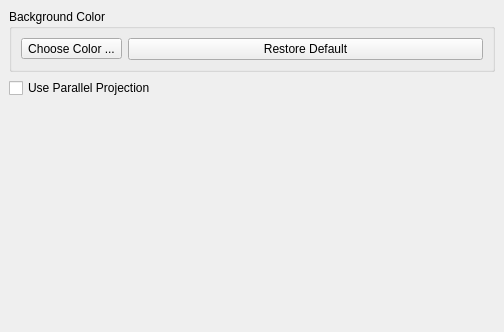
Before: the Qt Designer form Qt/Components/Resources/UI/pqRenderViewOptions.ui in Kitware/ParaView, drawn with Qt 5.
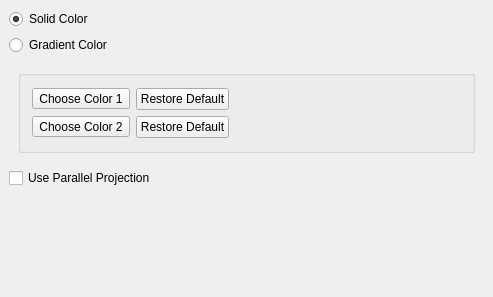
After: the same form once the commit is applied. The open tabs and pages were chosen to show the change. Custom widgets are drawn as their Qt base class.

Commit message: ENH: Added the option to use gradient background. BUG: Disabling gradient option when doing remote rendering as there are some issues with IceTRenderer that needs to be resolved. STYLE: Took out the dead code.

What changed in the file:
```diff
--- a/Qt/Components/Resources/UI/pqRenderViewOptions.ui
+++ b/Qt/Components/Resources/UI/pqRenderViewOptions.ui
@@ -6,8 +6,8 @@
    <rect>
     <x>0</x>
     <y>0</y>
-    <width>504</width>
-    <height>332</height>
+    <width>493</width>
+    <height>297</height>
    </rect>
   </property>
   <property name="windowTitle">
@@ -23,21 +23,210 @@
       <number>0</number>
      </property>
      <widget class="QWidget" name="General">
-      <layout class="QGridLayout">
-       <item row="2" column="0">
-        <spacer>
-         <property name="orientation">
-          <enum>Qt::Vertical</enum>
+      <layout class="QVBoxLayout" name="verticalLayout_2">
+       <item>
+        <layout class="QVBoxLayout" name="verticalLayout">
+         <item>
+          <widget class="QRadioButton" name="solidColor">
+           <property name="enabled">
+            <bool>true</bool>
+           </property>
+           <property name="acceptDrops">
+            <bool>false</bool>
+           </property>
+           <property name="autoFillBackground">
+            <bool>false</bool>
+           </property>
+           <property name="text">
+            <string>Solid Color</string>
+           </property>
+           <property name="checked">
+            <bool>true</bool>
+           </property>
+          </widget>
+         </item>
+         <item>
+          <widget class="QRadioButton" name="gradientColor">
+           <property name="enabled">
+            <bool>true</bool>
+           </property>
+           <property name="text">
+            <string>Gradient Color</string>
+           </property>
+          </widget>
+         </item>
+        </layout>
+       </item>
+       <item>
+        <widget class="QStackedWidget" name="stackedWidget2">
+         <property name="currentIndex">
+          <number>0</number>
          </property>
-         <property name="sizeHint" stdset="0">
-          <size>
-           <width>20</width>
-           <height>40</height>
-          </size>
-         </property>
-        </spacer>
+         <widget class="QWidget" name="solidColorPage">
+          <layout class="QHBoxLayout" name="horizontalLayout_7">
+           <item>
+            <widget class="QGroupBox" name="groupBox">
+             <property name="title">
+              <string/>
+             </property>
+             <layout class="QHBoxLayout" name="horizontalLayout_2">
+              <item>
+               <layout class="QGridLayout" name="gridLayout_3">
+                <property name="margin">
+                 <number>2</number>
+                </property>
+                <item row="0" column="0">
+                 <widget class="pqStandardColorButton" name="backgroundColor">
+                  <property name="text">
+                   <string>Choose Color</string>
+                  </property>
+                 </widget>
+                </item>
+                <item row="0" column="1">
+                 <widget class="QPushButton" name="restoreDefault">
+                  <property name="sizePolicy">
+                   <sizepolicy hsizetype="Fixed" vsizetype="Fixed">
+                    <horstretch>0</horstretch>
+                    <verstretch>0</verstretch>
+                   </sizepolicy>
+                  </property>
+                  <property name="maximumSize">
+                   <size>
+                    <width>16777215</width>
+                    <height>16777215</height>
+                   </size>
+                  </property>
+                  <property name="text">
+                   <string>Restore Default</string>
+                  </property>
+                 </widget>
+                </item>
+                <item row="0" column="2">
+                 <spacer name="horizontalSpacer_2">
+                  <property name="orientation">
+                   <enum>Qt::Horizontal</enum>
+                  </property>
+                  <property name="sizeHint" stdset="0">
+                   <size>
+                    <width>170</width>
+                    <height>20</height>
+                   </size>
+                  </property>
+                 </spacer>
+                </item>
+               </layout>
+              </item>
+             </layout>
+            </widget>
+           </item>
+          </layout>
+         </widget>
+         <widget class="QWidget" name="gradColorPage">
+          <layout class="QHBoxLayout" name="horizontalLayout">
+           <item>
+            <widget class="QGroupBox" name="groupBox_2">
+             <property name="title">
+              <string/>
+             </property>
+             <layout class="QGridLayout" name="gridLayout_2">
+              <item row="0" column="0">
+               <layout class="QGridLayout" name="gridLayout">
+                <property name="margin">
+                 <number>2</number>
+                </property>
+                <item row="0" column="0">
+                 <widget class="pqStandardColorButton" name="gradientColor1">
+                  <property name="maximumSize">
+                   <size>
+                    <width>16777215</width>
+                    <height>16777215</height>
+                   </size>
+                  </property>
+                  <property name="text">
+                   <string>Choose Color 1</string>
+                  </property>
+                 </widget>
+                </item>
+                <item row="0" column="1">
+                 <widget class="QPushButton" name="restoreDefaultGradColor1">
+                  <property name="sizePolicy">
+                   <sizepolicy hsizetype="Fixed" vsizetype="Fixed">
+                    <horstretch>0</horstretch>
+                    <verstretch>0</verstretch>
+                   </sizepolicy>
+                  </property>
+                  <property name="minimumSize">
+                   <size>
+                    <width>0</width>
+                    <height>0</height>
+                   </size>
+                  </property>
+                  <property name="maximumSize">
+                   <size>
+                    <width>16777215</width>
+                    <height>16777215</height>
+                   </size>
+                  </property>
+                  <property name="text">
+                   <string>Restore Default</string>
+                  </property>
+                 </widget>
+                </item>
+                <item row="1" column="0">
+                 <widget class="pqStandardColorButton" name="gradientColor2">
+                  <property name="maximumSize">
+                   <size>
+                    <width>16777215</width>
+                    <height>16777215</height>
+                   </size>
+                  </property>
+                  <property name="text">
+                   <string>Choose Color 2</string>
+                  </property>
+                 </widget>
+                </item>
+                <item row="1" column="1">
+                 <widget class="QPushButton" name="restoreDefaultGradColor2">
+                  <property name="sizePolicy">
+                   <sizepolicy hsizetype="Fixed" vsizetype="Fixed">
+                    <horstretch>0</horstretch>
+                    <verstretch>0</verstretch>
+                   </sizepolicy>
+                  </property>
+                  <property name="maximumSize">
+                   <size>
+                    <width>16777215</width>
+                    <height>16777215</height>
+                   </size>
+                  </property>
+                  <property name="text">
+                   <string>Restore Default</string>
+                  </property>
+                 </widget>
+                </item>
+               </layout>
+              </item>
+              <item row="0" column="1">
+               <spacer name="horizontalSpacer">
+                <property name="orientation">
+                 <enum>Qt::Horizontal</enum>
+                </property>
+                <property name="sizeHint" stdset="0">
+                 <size>
+                  <width>40</width>
+                  <height>20</height>
+                 </size>
+                </property>
+               </spacer>
+              </item>
+             </layout>
+            </widget>
+           </item>
+          </layout>
+         </widget>
+        </widget>
        </item>
-       <item row="1" column="0">
+       <item>
         <widget class="QCheckBox" name="parallelProjection">
          <property name="toolTip">
           <string>&lt;html&gt;&lt;head&gt;&lt;meta name=&quot;qrichtext&quot; content=&quot;1&quot; /&gt;&lt;/head&gt;&lt;body style=&quot; white-space: pre-wrap; font-family:Sans Serif; font-size:9pt; font-weight:400; font-style:normal; text-decoration:none;&quot;&gt;&lt;p style=&quot; margin-top:0px; margin-bottom:0px; margin-left:0px; margin-right:0px; -qt-block-indent:0; text-indent:0px;&quot;&gt;Toggle the use of parallel projection (if parallel projection is off, perspective projection is used)&lt;/p&gt;&lt;/body&gt;&lt;/html&gt;</string>
@@ -50,28 +239,18 @@
          </property>
         </widget>
        </item>
-       <item row="0" column="0">
-        <widget class="QGroupBox" name="groupBox">
-         <property name="title">
-          <string>Background Color</string>
+       <item>
+        <spacer name="verticalSpacer">
+         <property name="orientation">
+          <enum>Qt::Vertical</enum>
          </property>
-         <layout class="QGridLayout">
-          <item row="0" column="1">
-           <widget class="QPushButton" name="restoreDefault">
-            <property name="text">
-             <string>Restore Default</string>
-            </property>
-           </widget>
-          </item>
-          <item row="0" column="0">
-           <widget class="pqStandardColorButton" name="backgroundColor">
-            <property name="text">
-             <string>Choose Color ...</string>
-            </property>
-           </widget>
-          </item>
-         </layout>
-        </widget>
+         <property name="sizeHint" stdset="0">
+          <size>
+           <width>20</width>
+           <height>40</height>
+          </size>
+         </property>
+        </spacer>
        </item>
       </layout>
      </widget>
```
Left out of the diff: 1 changed line with no effect on the pictures. The commit also changes 4 other files.
